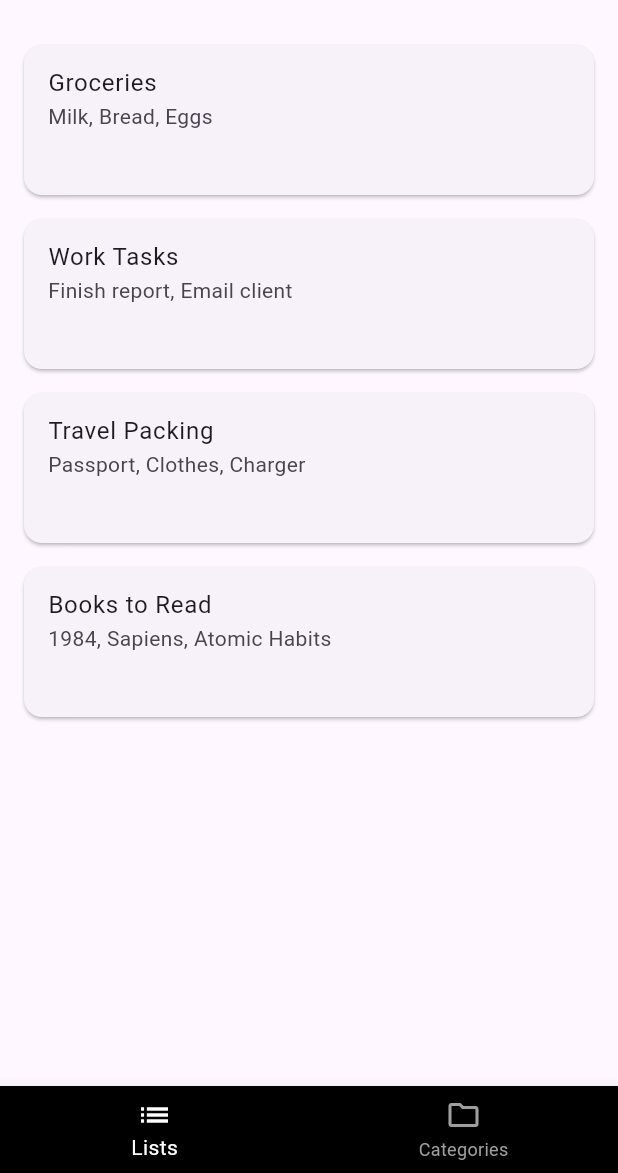
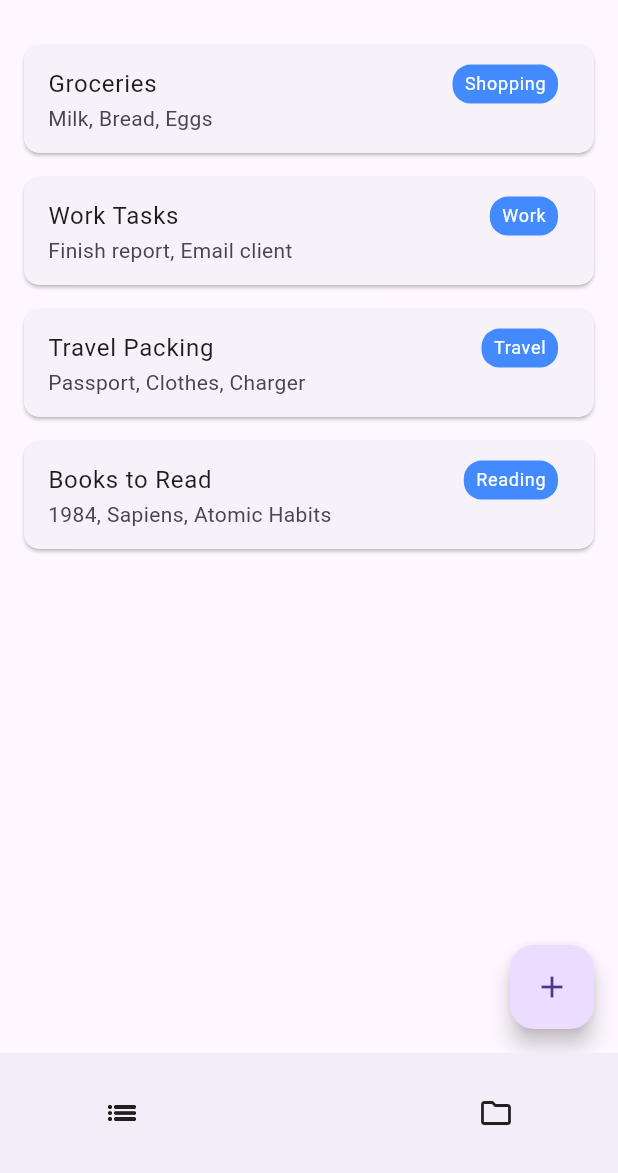
Before and after one commit to tbhawsar/SimpleList, a Flutter app: the screen it shows after launch, on a phone screen of 412 x 824 dp, the part 63-1236 px from its top. Run offline on Flutter 3.47's test engine with Material 3 defaults, Android fonts, the phone set to English and light mode, and no system bars; our stand-ins replace auto_size_text, lottie, shared_preferences.

Commit message:
reorganised list data routing and remade navbar_widget to use bottom app bar

```diff
--- a/lib/data/models/list_data.dart
+++ b/lib/data/models/list_data.dart
@@ -0,0 +1,17 @@
+class ListData {
+
+  final String id;
+  final String title;
+  final String category;
+  final String subtitle;
+  final List<String> items;
+
+  ListData({
+    required this.id,
+    required this.title,
+    required this.category,
+    required this.subtitle,
+    this.items = const [],
+  });
+
+}
--- a/lib/data/notifiers.dart
+++ b/lib/data/notifiers.dart
@@ -1,12 +1,13 @@
 import 'package:flutter/material.dart';
+import 'package:simple_list/data/models/list_data.dart';
 
 ValueNotifier<int> selectedPageNotifier = ValueNotifier(0);
 ValueNotifier<bool> isDarkModeNotifier = ValueNotifier(true);
 
 // Example list data - will later be replaced with dynamic data
-final List<Map<String, String>> myLists = [
-  {'title': 'Groceries', 'subtitle': 'Milk, Bread, Eggs'},
-  {'title': 'Work Tasks', 'subtitle': 'Finish report, Email client'},
-  {'title': 'Travel Packing', 'subtitle': 'Passport, Clothes, Charger'},
-  {'title': 'Books to Read', 'subtitle': '1984, Sapiens, Atomic Habits'},
+final List<ListData> myLists = [
+  ListData(id: '1', title: 'Groceries', subtitle: 'Milk, Bread, Eggs', category: 'Shopping', items: ['Milk', 'Bread', 'Eggs']),
+  ListData(id: '2', title: 'Work Tasks', subtitle: 'Finish report, Email client', category: 'Work', items: ['Finish report', 'Email client']),
+  ListData(id: '3', title: 'Travel Packing', subtitle: 'Passport, Clothes, Charger', category: 'Travel', items: ['Passport', 'Clothes', 'Charger']),
+  ListData(id: '4', title: 'Books to Read', subtitle: '1984, Sapiens, Atomic Habits', category: 'Reading', items: ['1984', 'Sapiens', 'Atomic Habits']),
 ];
--- a/lib/views/pages/list_page.dart
+++ b/lib/views/pages/list_page.dart
@@ -1,39 +1,36 @@
 import 'package:flutter/material.dart';
 import 'package:simple_list/data/notifiers.dart';
+import 'package:simple_list/views/widgets/list_widget.dart';
 
 class ListPage extends StatelessWidget {
   const ListPage({super.key});
 
   @override
   Widget build(BuildContext context) {
-
     return Scaffold(
         body: SingleChildScrollView(
       child: Padding(
         padding: const EdgeInsets.all(16.0),
         child: Column(
-            children: myLists.map((listItem) {
-              return Card(
-                elevation: 1.0,
-                margin: const EdgeInsets.only(bottom: 16.0),
-                shape: RoundedRectangleBorder(
-                  borderRadius: BorderRadius.circular(12),
-                ),
-                child: SizedBox(
-                  width: double.infinity,
-                  height: 100.0,
-                  child: ListTile(
-                    title: Text(listItem['title'] ?? ''),
-                    subtitle: Text(listItem['subtitle'] ?? ''),
+          children: myLists.map(
+            (listItem) {
+              return ListWidget(
+                listData: listItem,
                 onTap: () {
                   // Navigate to list detail page (to be implemented)
                 },
+              );
+            },
+          ).toList(),
         ),
       ),
-              );
-            }).toList(),
     ),
-        ),
+    floatingActionButton: FloatingActionButton(
+      onPressed: () {
+        // Navigate to add new list page (to be implemented)
+      },
+      child: const Icon(Icons.add),
+      tooltip: 'Add New List',
     ),
     );
   }
--- a/lib/views/widgets/list_widget.dart
+++ b/lib/views/widgets/list_widget.dart
@@ -1,53 +1,48 @@
 import 'package:flutter/material.dart';
+import 'package:simple_list/data/models/list_data.dart';
 
 class ListWidget extends StatelessWidget {
+  final ListData listData;
+  final VoidCallback? onTap;
+
   const ListWidget({
+    required this.listData,
+    this.onTap,
     super.key,
-    required this.title,
-    this.nextPage,
   });
-
-  final String title;
-  final Widget? nextPage;
 
   @override
   Widget build(BuildContext context) {
-    return GestureDetector(
-      onTap: nextPage != null
-          ? () {
-              Navigator.push(
-                context,
-                MaterialPageRoute(
-                  builder: (context) => nextPage!,
+    return Card(
+      elevation: 1.0,
+      margin: const EdgeInsets.only(bottom: 16.0),
+      shape: RoundedRectangleBorder(
+        borderRadius: BorderRadius.circular(10.0),
       ),
-              );
-            }
-          : null,
-      child: Stack(
-        alignment: Alignment.center,
+      child: ListTile(
+        title: Row(
+          mainAxisAlignment: MainAxisAlignment.spaceBetween,
           children: [
-          Hero(
-            tag: 'hero1',
-            child: AspectRatio(
-              aspectRatio: 1920 / 1080,
-              child: ClipRRect(
-                borderRadius: BorderRadius.circular(20.0),
+            Text(listData.title),
+            Container(
+              padding: const EdgeInsets.symmetric(horizontal: 8.0, vertical: 4.0),
+              decoration: BoxDecoration(
+          color: Colors.blueAccent,
+          borderRadius: BorderRadius.circular(12.0),
               ),
-            ),
-          ),
-          FittedBox(
               child: Text(
-              title,
-              style: TextStyle(
+          listData.category,
+          style: const TextStyle(
             color: Colors.white,
-                fontSize: 50.0,
-                fontWeight: FontWeight.bold,
-                letterSpacing: 10.0,
+            fontSize: 12.0,
           ),
               ),
             ),
           ],
         ),
+        subtitle: Text(listData.subtitle),
+        onTap: onTap,
+      ),
     );
   }
 }
--- a/lib/views/widgets/navbar_widget.dart
+++ b/lib/views/widgets/navbar_widget.dart
@@ -9,23 +9,40 @@
     return ValueListenableBuilder(
       valueListenable: selectedPageNotifier,
       builder: (context, selectedPage, child) {
-        return BottomNavigationBar(
-          items: [
-            BottomNavigationBarItem(
-              icon: Icon(Icons.list_outlined),
-              activeIcon: Icon(Icons.list),
-              label: 'Lists',
+        return BottomAppBar(
+          shape: const CircularNotchedRectangle(),
+          notchMargin: 8.0,
+          child: SizedBox(
+            height: 60.0,
+            child: Row(
+              mainAxisAlignment: MainAxisAlignment.spaceAround,
+              children: [
+                InkWell(
+                  borderRadius: BorderRadius.circular(40.0),
+                  child: SizedBox(
+                    width: 60.0,
+                    height: 60.0,
+                    child: Icon(Icons.list_outlined)
+                    ),
+                  onTap: () {
+                    selectedPageNotifier.value = 0;
+                  },
+                ),
+                SizedBox(width: 48.0),
+                InkWell(
+                  borderRadius: BorderRadius.circular(10.0),
+                  child: SizedBox(
+                    width: 60.0,
+                    height: 60.0,
+                    child: Icon(Icons.folder_outlined)
+                    ),
+                  onTap: () {
+                    selectedPageNotifier.value = 1;
+                  },
+                ),
+              ],
             ),
-            BottomNavigationBarItem(
-              icon: Icon(Icons.folder_outlined),
-              activeIcon: Icon(Icons.folder),
-              label: 'Categories',
-            ),
-          ],
-          onTap: (int value) {
-            selectedPageNotifier.value = value;
-          },
-          currentIndex: selectedPage,
+          ),
         );
       },
     );
```
Also changed, not shown: pubspec.lock. Lines whose indentation alone changed are shown as unchanged.
